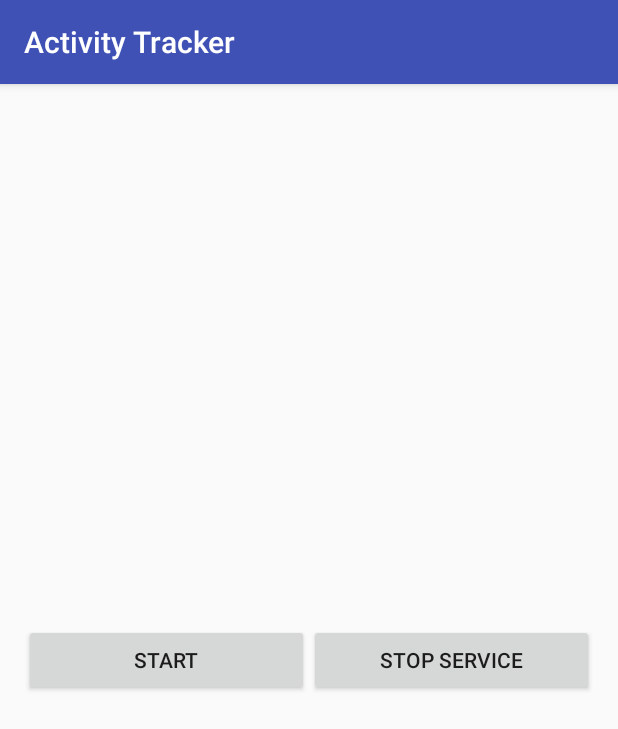
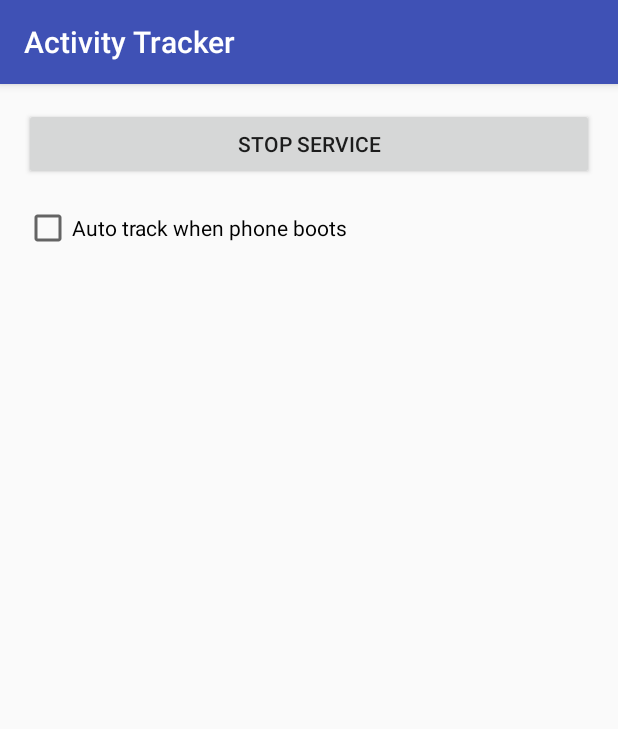
Before and after one commit to rrs2712/ActivityTracker, an Android app: the screen it shows after launch (MainActivity), on a phone screen of 412 x 824 dp. Shown: the top 729 px of the screen. Run offline under Robolectric (Android 15) with nearby library versions, the light colour scheme and no system bars; 1 statement that could not run was skipped.

Commit message:
AndroidManifest - RECEIVE_BOOT_COMPLETED permission added - BootReceiver broadcast receiver added
Broadcast Receiver
- BootReceiver added and implemented
- Implementation of shared preferences

LocationService
- Auto create notification added on onStartCommand

MainActivity
- startAndBindLocationService method modified to avoid auto create a notification when LocationService is started
- onBtnStart (for start button onClick action) deleted
- method onBtnStop changed to onBtnAction
- SharedPreferences relating the checkBox added

activity_main
- btn_start button deleted
- btn_stop changed to btn_action
- root RelativeLayout changed to LinearLayout vertical
- CheckBox added

```diff
--- a/app/src/main/java/com/g54mdp/cw2/activitytracker/MainActivity.java
+++ b/app/src/main/java/com/g54mdp/cw2/activitytracker/MainActivity.java
@@ -4,13 +4,16 @@ import android.content.ComponentName;
 import android.content.Context;
 import android.content.Intent;
 import android.content.ServiceConnection;
+import android.content.SharedPreferences;
 import android.os.Bundle;
 import android.os.IBinder;
 import android.support.v7.app.AppCompatActivity;
 import android.util.Log;
 import android.view.View;
 import android.widget.Button;
-import android.widget.Toast;
+import android.widget.CheckBox;
+
+import static com.g54mdp.cw2.activitytracker.LocationService.SHARED_PREF;
 
 public class MainActivity extends AppCompatActivity {
 
@@ -33,6 +36,7 @@ public class MainActivity extends AppCompatActivity {
         super.onStart();
 
         startAndBindLocationService();
+//        manageGUI();
     }
 
     @Override
@@ -51,15 +55,15 @@ public class MainActivity extends AppCompatActivity {
         }
     }
 
-    public void onBtnStart(View view){
-        Log.d(CLA, "onBtnStart");
-
-//        saveRecord(0.1,0.2,0.3);
-//        String toLog = getInfo();
-
-        String toLog = "Does nothing so far";
-        Toast.makeText(this,toLog,Toast.LENGTH_SHORT).show();
-    }
+//    public void onBtnStart(View view){
+//        Log.d(CLA, "onBtnStart");
+//
+////        saveRecord(0.1,0.2,0.3);
+////        String toLog = getInfo();
+//
+//        String toLog = "Does nothing so far";
+//        Toast.makeText(this,toLog,Toast.LENGTH_SHORT).show();
+//    }
 
 //    private void saveRecord(double lat, double lon, double alt){
 //        DateFormat df = new SimpleDateFormat(DBHelper.DB_DATE_FORMAT);
@@ -112,7 +116,7 @@ public class MainActivity extends AppCompatActivity {
 //        return toLog;
 //    }
 
-    public void onBtnStop(View view){
+    public void onBtnAction(View view){
         Log.d(CLA, "onBtnStop");
 
         if(keepServiceRunning){
@@ -125,17 +129,24 @@ public class MainActivity extends AppCompatActivity {
     }
 
     private void manageGUI(){
-        Button btn = (Button) findViewById(R.id.btn_stop);
+        Button btn = (Button) findViewById(R.id.btn_action);
 
         if(keepServiceRunning){
             btn.setText("Stop service");
         }else{
             btn.setText("Start service");
         }
+
+        setSettings();
     }
 
     private void startAndBindLocationService() {
+        Bundle bundle = new Bundle();
+        bundle.putBoolean(LocationService.AUTO_CREATE_NOTIFICATION,false);
+
         Intent serviceIntent = new Intent(MainActivity.this,LocationService.class);
+        serviceIntent.putExtras(bundle);
+
         this.startService(serviceIntent);
         bindLocationService(serviceIntent);
         keepServiceRunning = true;
@@ -173,4 +184,34 @@ public class MainActivity extends AppCompatActivity {
         }
     };
 
+    private void saveSettings(){
+        Log.d(CLA,"saveSettings");
+
+        CheckBox ch = (CheckBox) findViewById(R.id.chbox_boot);
+        boolean autoCreate = ch.isChecked();
+
+        SharedPreferences settings = getSharedPreferences(LocationService.SHARED_PREF, 0);
+        SharedPreferences.Editor editor = settings.edit();
+
+        editor.putBoolean(LocationService.SP_AUTO_CREATE,autoCreate);
+
+        editor.commit();
+    }
+
+    private void setSettings(){
+        Log.d(CLA,"setSettings");
+
+        SharedPreferences settings = getSharedPreferences(LocationService.SHARED_PREF, 0);
+        boolean createNot = settings.getBoolean(LocationService.SP_AUTO_CREATE,false);
+
+        CheckBox ch = (CheckBox) findViewById(R.id.chbox_boot);
+        ch.setChecked(createNot);
+    }
+
+    public void onCheckBox(View v){
+        Log.d(CLA,"onCheckBox");
+
+        saveSettings();
+    }
+
 }
--- a/app/src/main/res/layout/activity_main.xml
+++ b/app/src/main/res/layout/activity_main.xml
@@ -1,5 +1,5 @@
 <?xml version="1.0" encoding="utf-8"?>
-<RelativeLayout xmlns:android="http://schemas.android.com/apk/res/android"
+<LinearLayout xmlns:android="http://schemas.android.com/apk/res/android"
     xmlns:tools="http://schemas.android.com/tools"
     android:id="@+id/activity_main"
     android:layout_width="match_parent"
@@ -8,6 +8,7 @@
     android:paddingLeft="@dimen/activity_horizontal_margin"
     android:paddingRight="@dimen/activity_horizontal_margin"
     android:paddingTop="@dimen/activity_vertical_margin"
+    android:orientation="vertical"
     tools:context="com.g54mdp.cw2.activitytracker.MainActivity">
 
     <LinearLayout
@@ -15,24 +16,23 @@
         android:layout_width="match_parent"
         android:layout_height="wrap_content"
         android:layout_centerVertical="true"
-        android:layout_centerHorizontal="true">
+        android:layout_centerHorizontal="true"
+        android:paddingBottom="16dp">
 
         <Button
-            android:text="Start"
+            android:text="Action Button"
             android:layout_width="match_parent"
             android:layout_height="wrap_content"
-            android:id="@+id/btn_start"
-            android:onClick="onBtnStart"
-            android:layout_weight="1" />
-
-        <Button
-            android:text="Stop"
-            android:layout_width="match_parent"
-            android:layout_height="wrap_content"
-            android:id="@+id/btn_stop"
-            android:onClick="onBtnStop"
-            android:layout_weight="1" />
+            android:id="@+id/btn_action"
+            android:onClick="onBtnAction" />
 
     </LinearLayout>
 
-</RelativeLayout>
+    <CheckBox
+        android:text="Auto track when phone boots"
+        android:layout_width="match_parent"
+        android:layout_height="wrap_content"
+        android:id="@+id/chbox_boot"
+        android:onClick="onCheckBox"/>
+
+</LinearLayout>
```
Also changed, not shown: app/src/main/AndroidManifest.xml (+11 -5 lines), app/src/main/java/com/g54mdp/cw2/activitytracker/BootReceiver.java (added, +77 -0 lines), app/src/main/java/com/g54mdp/cw2/activitytracker/LocationService.java (+15 -0 lines).
